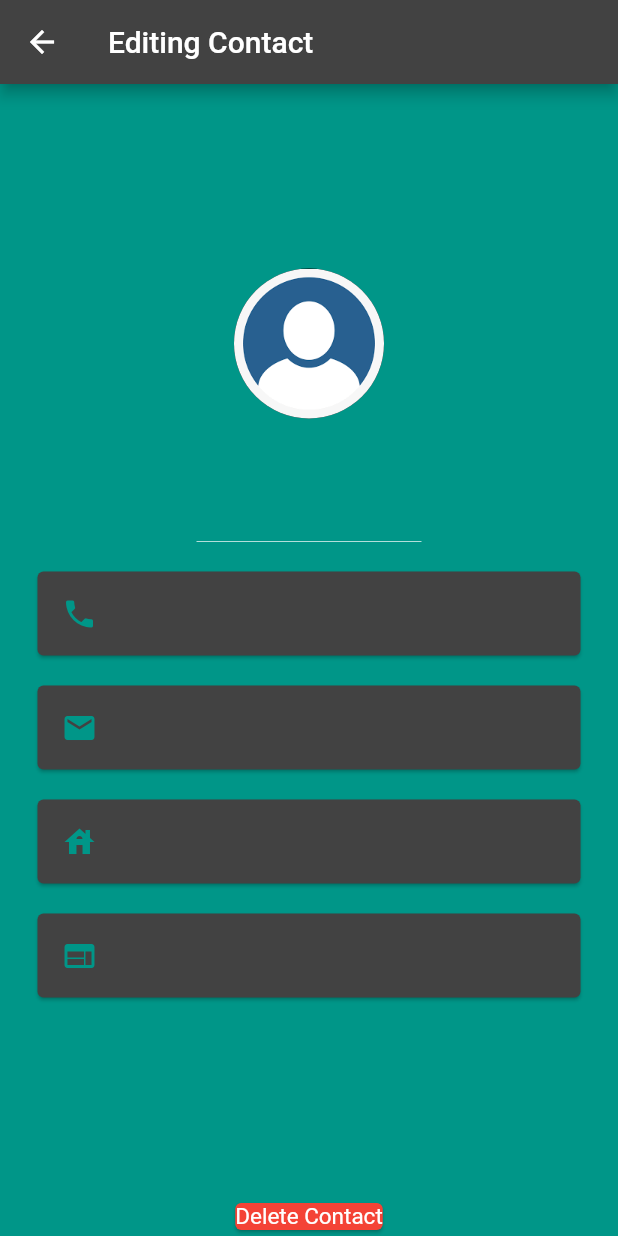
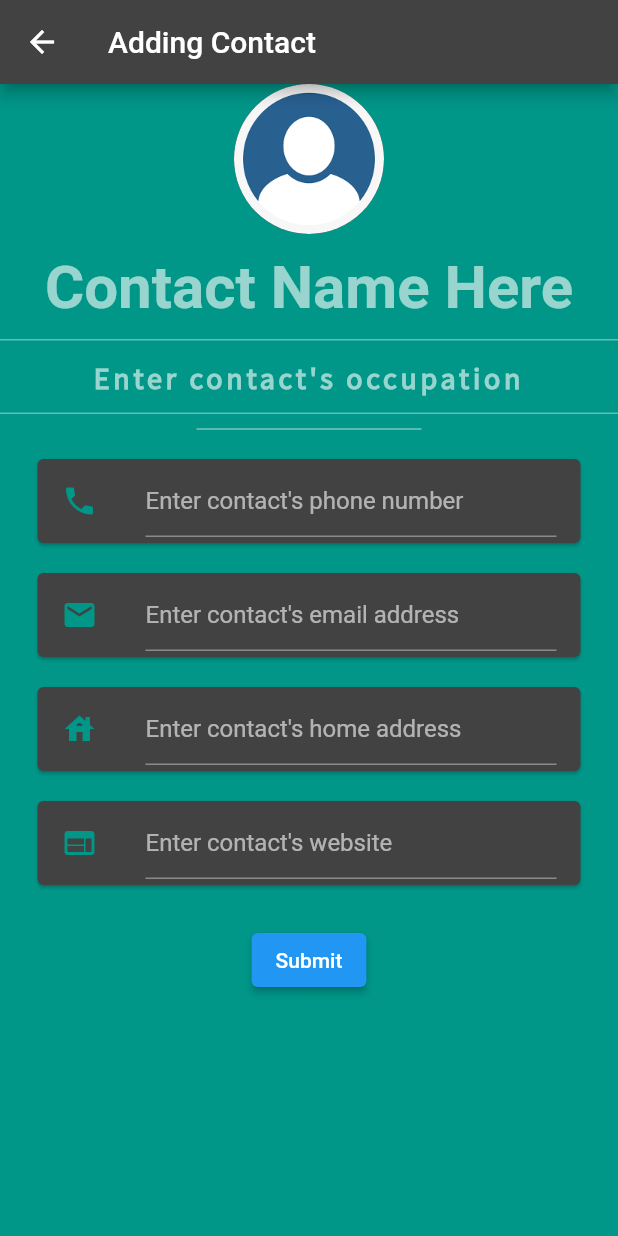
Before and after one commit to PercyChang18/spartan_contact, a Flutter app: the EditingContact screen opened directly with empty values, on a phone screen of 412 x 824 dp. Run offline on Flutter 3.47's test engine with Material 2 defaults, Android fonts, the phone set to English and light mode, and no system bars; our stand-ins replace sqflite; accounts and stored records are empty; Roboto replaces fonts that are missing (ZenAntique).

Commit message:
Connected EditingContact class to model.

```diff
--- a/lib/contacts_page.dart
+++ b/lib/contacts_page.dart
@@ -49,8 +49,8 @@ class _ContactsPageState extends State<ContactsPage> implements View {
             Navigator.push(
                 context,
                 MaterialPageRoute(
-                    builder: (context) =>
-                        IndividualContact(contact: contactsList[i])));
+                    builder: (context) => IndividualContact(
+                        contact: contactsList[i], model: model)));
           },
         ),
       );
--- a/lib/editing_contact_page.dart
+++ b/lib/editing_contact_page.dart
@@ -1,27 +1,38 @@
 import 'package:flutter/material.dart';
 
 import 'contact.dart';
+import 'model.dart';
 
-/// Represents a page for editing an individual contact.
+/// Represents a page for adding an individual contact.
 /// @author Viola Yasuda
 /// @version 11/18/2021
 class EditingContact extends StatelessWidget {
+  final GlobalKey<FormState> _formKey = GlobalKey<FormState>();
+  final nameController = TextEditingController();
+  final occupationController = TextEditingController();
+  final phoneController = TextEditingController();
+  final emailController = TextEditingController();
+  final addressController = TextEditingController();
+  final websiteController = TextEditingController();
+  final Model model;
   final Contact contact;
 
-  /// Constructs an EditingContact page.
-  const EditingContact({Key? key, required this.contact}) : super(key: key);
+  /// Constructs an AddingContact page.
+  EditingContact({Key? key, required this.contact, required this.model})
+      : super(key: key);
 
-  /// Builds the display for an EditingContact.
+  /// Builds the display for an AddingContact.
   @override
   Widget build(BuildContext context) {
     return Scaffold(
       appBar: AppBar(
-        title: const Text('Editing Contact'),
+        title: const Text('Adding Contact'),
       ),
       backgroundColor: Colors.teal,
-      body: SafeArea(
-        child: Column(
-          mainAxisAlignment: MainAxisAlignment.spaceBetween,
+      body: Form(
+        key: _formKey,
+        child: ListView(
+          //mainAxisAlignment: MainAxisAlignment.spaceBetween,
           children: <Widget>[
             Container(
                 margin: const EdgeInsets.fromLTRB(0, 0, 15.0, 0),
@@ -33,17 +44,28 @@ class EditingContact extends StatelessWidget {
                 radius: 50.0,
                 backgroundImage: AssetImage('images/profile.png'),
               ),
-              Text(
-                contact.getName(),
+              TextFormField(
+                controller: nameController,
+                textAlign: TextAlign.center,
                 style: const TextStyle(
                   fontFamily: 'ZenAntique',
                   fontSize: 40.0,
                   color: Colors.white,
                   fontWeight: FontWeight.bold,
                 ),
+                decoration: const InputDecoration(
+                  hintText: 'Contact Name Here',
                 ),
-              Text(
-                contact.getOccupation(),
+                validator: (String? value) {
+                  if (value == null || value.isEmpty) {
+                    return 'Please enter some text';
+                  }
+                  return null;
+                },
+              ),
+              TextFormField(
+                controller: occupationController,
+                textAlign: TextAlign.center,
                 style: TextStyle(
                   fontFamily: 'Source Sans Pro',
                   fontSize: 20.0,
@@ -51,6 +73,15 @@ class EditingContact extends StatelessWidget {
                   letterSpacing: 2.5,
                   color: Colors.teal.shade100,
                 ),
+                decoration: const InputDecoration(
+                  hintText: 'Enter contact\'s occupation',
+                ),
+                validator: (String? value) {
+                  if (value == null || value.isEmpty) {
+                    return 'Please enter some text';
+                  }
+                  return null;
+                },
               ),
               SizedBox(
                   height: 20.0,
@@ -61,25 +92,36 @@ class EditingContact extends StatelessWidget {
                     vertical: 10.0, horizontal: 25.0),
                 child: ListTile(
                   leading: const Icon(Icons.phone, color: Colors.teal),
-                    title: Text(
-                      contact.getPhone(),
-                      style: const TextStyle(
-                          color: Colors.teal,
-                          fontFamily: 'Source Sans Pro',
-                          fontSize: 20.0),
-                    )),
+                  title: TextFormField(
+                    controller: phoneController,
+                    decoration: const InputDecoration(
+                      hintText: 'Enter contact\'s phone number',
+                    ),
+                    validator: (String? value) {
+                      if (value == null || value.isEmpty) {
+                        return 'Please enter some text';
+                      }
+                      return null;
+                    },
+                  ),
+                ),
               ),
               Card(
                 margin: const EdgeInsets.symmetric(
                     vertical: 10.0, horizontal: 25.0),
                 child: ListTile(
                   leading: const Icon(Icons.email, color: Colors.teal),
-                  title: Text(
-                    contact.getEmail(),
-                    style: const TextStyle(
-                        color: Colors.teal,
-                        fontFamily: 'Source Sans Pro',
-                        fontSize: 20.0),
+                  title: TextFormField(
+                    controller: emailController,
+                    decoration: const InputDecoration(
+                      hintText: 'Enter contact\'s email address',
+                    ),
+                    validator: (String? value) {
+                      if (value == null || value.isEmpty) {
+                        return 'Please enter some text';
+                      }
+                      return null;
+                    },
                   ),
                 ),
               ),
@@ -88,36 +130,68 @@ class EditingContact extends StatelessWidget {
                     vertical: 10.0, horizontal: 25.0),
                 child: ListTile(
                   leading: const Icon(Icons.house, color: Colors.teal),
-                    title: Text(
-                      contact.getAddress(),
-                      style: const TextStyle(
-                          color: Colors.teal,
-                          fontFamily: 'Source Sans Pro',
-                          fontSize: 20.0),
-                    )),
+                  title: TextFormField(
+                    controller: addressController,
+                    decoration: const InputDecoration(
+                      hintText: 'Enter contact\'s home address',
+                    ),
+                    validator: (String? value) {
+                      if (value == null || value.isEmpty) {
+                        return 'Please enter some text';
+                      }
+                      return null;
+                    },
+                  ),
+                ),
               ),
               Card(
                 margin: const EdgeInsets.symmetric(
                     vertical: 10.0, horizontal: 25.0),
                 child: ListTile(
                   leading: const Icon(Icons.web, color: Colors.teal),
-                  title: Text(
-                    contact.getWebsite(),
-                    style: const TextStyle(
-                        color: Colors.teal,
-                        fontFamily: 'Source Sans Pro',
-                        fontSize: 20.0),
+                  title: TextFormField(
+                    controller: websiteController,
+                    decoration: const InputDecoration(
+                      hintText: 'Enter contact\'s website',
+                    ),
+                    validator: (String? value) {
+                      if (value == null || value.isEmpty) {
+                        return 'Please enter some text';
+                      }
+                      return null;
+                    },
                   ),
                 ),
               ),
             ]),
-            Row(
-                mainAxisAlignment: MainAxisAlignment.center,
-                children: const <Widget>[
-                  Card(
-                      color: Colors.red,
-                      child: Text('Delete Contact',
-                          style: TextStyle(fontSize: 15.0)))
+            Row(mainAxisAlignment: MainAxisAlignment.center, children: <Widget>[
+              Padding(
+                padding: const EdgeInsets.symmetric(vertical: 16.0),
+                child: ElevatedButton(
+                  onPressed: () {
+                    // Validate will return true if the form is valid, or false if
+                    // the form is invalid.
+                    if (_formKey.currentState!.validate()) {
+                      // Process data.
+                      model.addContact(Contact(
+                          nameController.text,
+                          occupationController.text,
+                          phoneController.text,
+                          emailController.text,
+                          addressController.text,
+                          websiteController.text,
+                          model.genID()));
+                      nameController.text = "";
+                      occupationController.text = "";
+                      phoneController.text = "";
+                      emailController.text = "";
+                      addressController.text = "";
+                      websiteController.text = "";
+                    }
+                  },
+                  child: const Text('Submit'),
+                ),
+              ),
             ]),
           ],
         ),
--- a/lib/individual_contact.dart
+++ b/lib/individual_contact.dart
@@ -2,13 +2,17 @@ import 'package:flutter/material.dart';
 
 import 'contact.dart';
 import 'editing_contact_page.dart';
+import 'model.dart';
 
 /// Represents a page for an individual contact.
 class IndividualContact extends StatelessWidget {
   final Contact contact;
+  final Model model;
 
   /// Constructs an IndividualContact page.
-  const IndividualContact({Key? key, required this.contact}) : super(key: key);
+  const IndividualContact(
+      {Key? key, required this.contact, required this.model})
+      : super(key: key);
 
   /// Builds the display for an IndividualContact.
   @override
@@ -30,7 +34,8 @@ class IndividualContact extends StatelessWidget {
               Navigator.push(
                   context,
                   MaterialPageRoute(
-                      builder: (context) => EditingContact(contact: contact)));
+                      builder: (context) =>
+                          EditingContact(contact: contact, model: model)));
             },
           ),
         ],
--- a/lib/main.dart
+++ b/lib/main.dart
@@ -1,7 +1,5 @@
 import 'package:flutter/material.dart';
 
-import 'contact.dart';
-import 'contacts_database.dart';
 import 'contacts_page.dart';
 import 'model.dart';
 import 'organization_setting.dart';
```
Also changed, not shown: 3 other files. Lines whose indentation alone changed are shown as unchanged.
